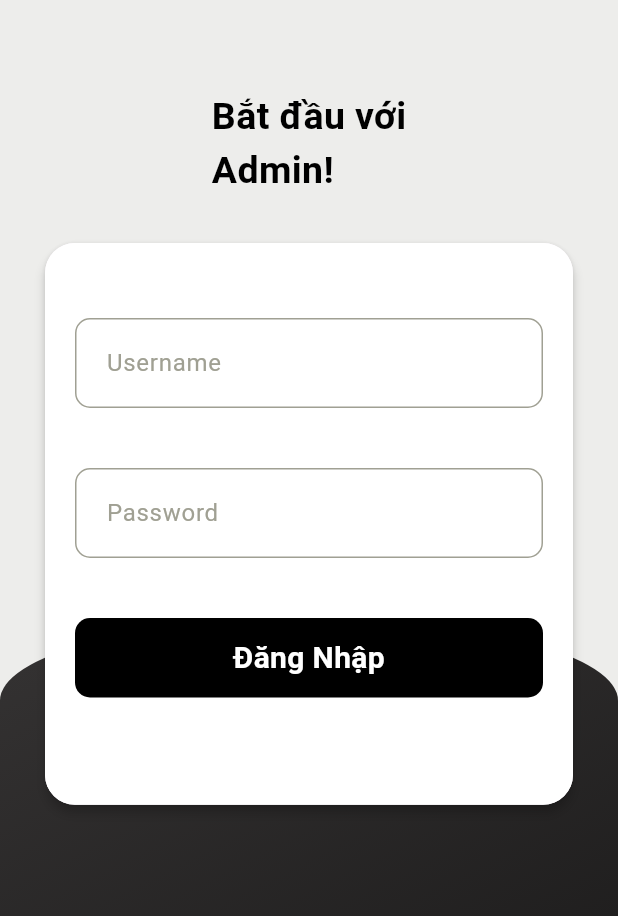
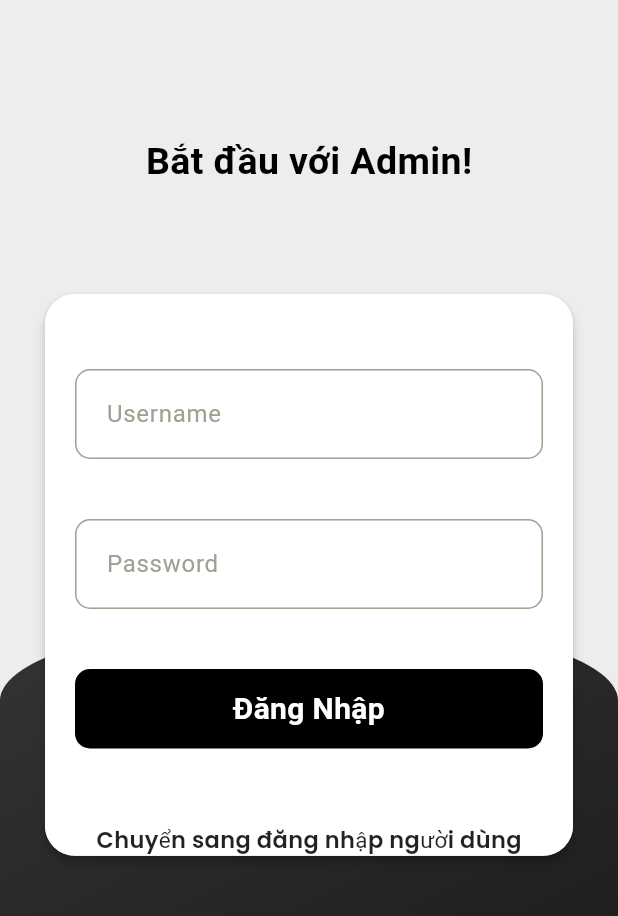
Before and after one commit to LBKhoa/FoodDeliveryApp, a Flutter app: the LogIn screen opened directly, after a tap on "ĐĂNG NHẬP", after a tap on "Đăng nhập với Admin", on a phone screen of 412 x 824 dp. Shown: the top 916 px of the screen. Run offline on Flutter 3.47's test engine with Material 3 defaults, Android fonts, the phone set to English and light mode, and no system bars; our stand-ins replace cloud_firestore, curved_navigation_bar, firebase_auth, firebase_core, firebase_storage, image_picker and 2 more; missing offline and left inert: flutter_stripe; accounts and stored records are empty; network calls fail.

Commit message:
final update

```diff
--- a/lib/admin/admin_login.dart
+++ b/lib/admin/admin_login.dart
@@ -1,6 +1,9 @@
 import 'package:cloud_firestore/cloud_firestore.dart';
 import 'package:flutter/material.dart';
 import 'package:fooddeliveryapp/admin/home_admin.dart';
+import 'package:fooddeliveryapp/pages/login.dart';
+
+import '../widget/widget_support.dart';
 
 class AdminLogin extends StatefulWidget {
   const AdminLogin({super.key});
@@ -43,15 +46,18 @@ class _AdminLoginState extends State<AdminLogin> {
                     key: _formkey,
                     child: Column(
                       children: [
+                        SizedBox(
+                          height: 30.0,
+                        ),
                         Text(
-                          "Bắt đầu với\nAdmin!",
+                          "Bắt đầu với Admin!",
                           style: TextStyle(
                               color: Colors.black,
                               fontSize: 25.0,
                               fontWeight: FontWeight.bold),
                         ),
                         SizedBox(
-                          height: 30.0,
+                          height: 70.0,
                         ),
                         Material(
                           elevation: 3.0,
@@ -152,7 +158,29 @@ class _AdminLoginState extends State<AdminLogin> {
                                       ),
                                     ),
                                   ),
-                                )
+                                ),
+                                SizedBox(
+                                  height: 50.0,
+                                ),
+                                // Navigate to User Login
+                                GestureDetector(
+                                  onTap: () {
+                                    // Replace 'UserLoginPage()' with your user login page widget
+                                    Navigator.push(
+                                      context,
+                                      MaterialPageRoute(
+                                          builder: (context) => LogIn()),
+                                    );
+                                  },
+                                  child: Text(
+                                    "Chuyển sang đăng nhập người dùng",
+                                    style: TextStyle(
+                                        color: Colors.black87,
+                                        fontSize: 15.0,
+                                        fontWeight: FontWeight.w400,
+                                        fontFamily: 'Poppins'),
+                                    ),
+                                  ),
                               ],
                             ),
                           ),
--- a/lib/pages/forgotpassword.dart
+++ b/lib/pages/forgotpassword.dart
@@ -42,7 +42,7 @@ class _ForgotPasswordState extends State<ForgotPassword> {
           style: TextStyle(fontSize: 18.0),
         ),
       ));
-      Future.delayed(Duration(seconds: 4), () {
+      Future.delayed(Duration(seconds: 3), () {
         Navigator.pushReplacement(
           context,
           MaterialPageRoute(builder: (context) => LogIn()),
--- a/lib/pages/login.dart
+++ b/lib/pages/login.dart
@@ -5,6 +5,8 @@ import 'package:fooddeliveryapp/pages/bottomnav.dart';
 import 'package:fooddeliveryapp/pages/forgotpassword.dart';
 import 'package:fooddeliveryapp/pages/signup.dart';
 import 'package:fooddeliveryapp/widget/widget_support.dart';
+
+import '../service/shared_pref.dart';
 
 class LogIn extends StatefulWidget {
   const LogIn({super.key});
@@ -17,7 +19,6 @@ class _LogInState extends State<LogIn> {
   String email = "", password = "";
 
   final _formkey = GlobalKey<FormState>();
-
   TextEditingController useremailcontroller = new TextEditingController();
   TextEditingController userpasswordcontroller = new TextEditingController();
 
@@ -25,6 +26,9 @@ class _LogInState extends State<LogIn> {
     try {
       await FirebaseAuth.instance
           .signInWithEmailAndPassword(email: email, password: password);
+      // Lưu trạng thái đăng nhập
+      await SharedPreferenceHelper().saveLoginState(true);
+
       Navigator.pushReplacement(
           context, MaterialPageRoute(builder: (context) => BottomNav()));
     } on FirebaseAuthException catch (e) {
@@ -120,7 +124,7 @@ class _LogInState extends State<LogIn> {
                                 decoration: InputDecoration(
                                     hintText: 'Email',
                                     hintStyle:
-                                        AppWidget.semiBooldTextFeildStyle(),
+                                        AppWidget.semiBoldTextFeildStyle(),
                                     prefixIcon: Icon(Icons.email_outlined)),
                               ),
                               SizedBox(
@@ -138,7 +142,7 @@ class _LogInState extends State<LogIn> {
                                 decoration: InputDecoration(
                                     hintText: 'Mật khẩu',
                                     hintStyle:
-                                        AppWidget.semiBooldTextFeildStyle(),
+                                        AppWidget.semiBoldTextFeildStyle(),
                                     prefixIcon: Icon(Icons.password_outlined)),
                               ),
                               SizedBox(
@@ -157,11 +161,11 @@ class _LogInState extends State<LogIn> {
                                     child: Text(
                                       "Quên mật khẩu?",
                                       style:
-                                          AppWidget.semiBooldTextFeildStyle(),
+                                          AppWidget.semiBoldTextFeildStyle(),
                                     )),
                               ),
                               SizedBox(
-                                height: 80.0,
+                                height: 60.0,
                               ),
                               GestureDetector(
                                 onTap: () {
@@ -213,7 +217,7 @@ class _LogInState extends State<LogIn> {
                         },
                         child: Text(
                           "Chưa có tài khoản? Đăng ký",
-                          style: AppWidget.semiBooldTextFeildStyle(),
+                          style: AppWidget.semiBoldTextFeildStyle(),
                         )),
                     SizedBox(
                       height: 70.0,
@@ -227,7 +231,7 @@ class _LogInState extends State<LogIn> {
                         },
                         child: Text(
                           "Đăng nhập với Admin",
-                          style: AppWidget.semiBooldTextFeildStyle(),
+                          style: AppWidget.semiBoldTextFeildStyle(),
                         ))
                   ],
                 ),
--- a/lib/service/auth.dart
+++ b/lib/service/auth.dart
@@ -1,6 +1,7 @@
 import 'package:firebase_auth/firebase_auth.dart';
 import 'package:fooddeliveryapp/service/shared_pref.dart';
 import 'package:cloud_firestore/cloud_firestore.dart';
+import 'package:shared_preferences/shared_preferences.dart';
 
 import 'database.dart';
 
@@ -13,8 +14,9 @@ class AuthMethods {
   }
 
   Future SignOut() async {
+    final prefs = await SharedPreferences.getInstance();
+    await prefs.setBool('isLoggedIn', false); // Xóa trạng thái đăng nhập
     await FirebaseAuth.instance.signOut();
-
   }
 
   Future deleteUser() async {
--- a/lib/widget/widget_support.dart
+++ b/lib/widget/widget_support.dart
@@ -24,7 +24,7 @@ class AppWidget{
         fontWeight: FontWeight.w500,
         fontFamily: 'Poppins');
   }
-  static TextStyle semiBooldTextFeildStyle(){
+  static TextStyle semiBoldTextFeildStyle(){
     return TextStyle(
         color: Colors.black87,
         fontSize: 18.0,
```
Also changed, not shown: lib/admin/add_food.dart (+6 -6 lines), lib/main.dart (+18 -5 lines), lib/pages/details.dart (+5 -5 lines), lib/pages/home.dart (+4 -6 lines), lib/pages/order.dart (+11 -7 lines), lib/pages/signup.dart (+6 -10 lines), lib/pages/wallet.dart (+7 -7 lines), lib/service/shared_pref.dart (+10 -0 lines).
